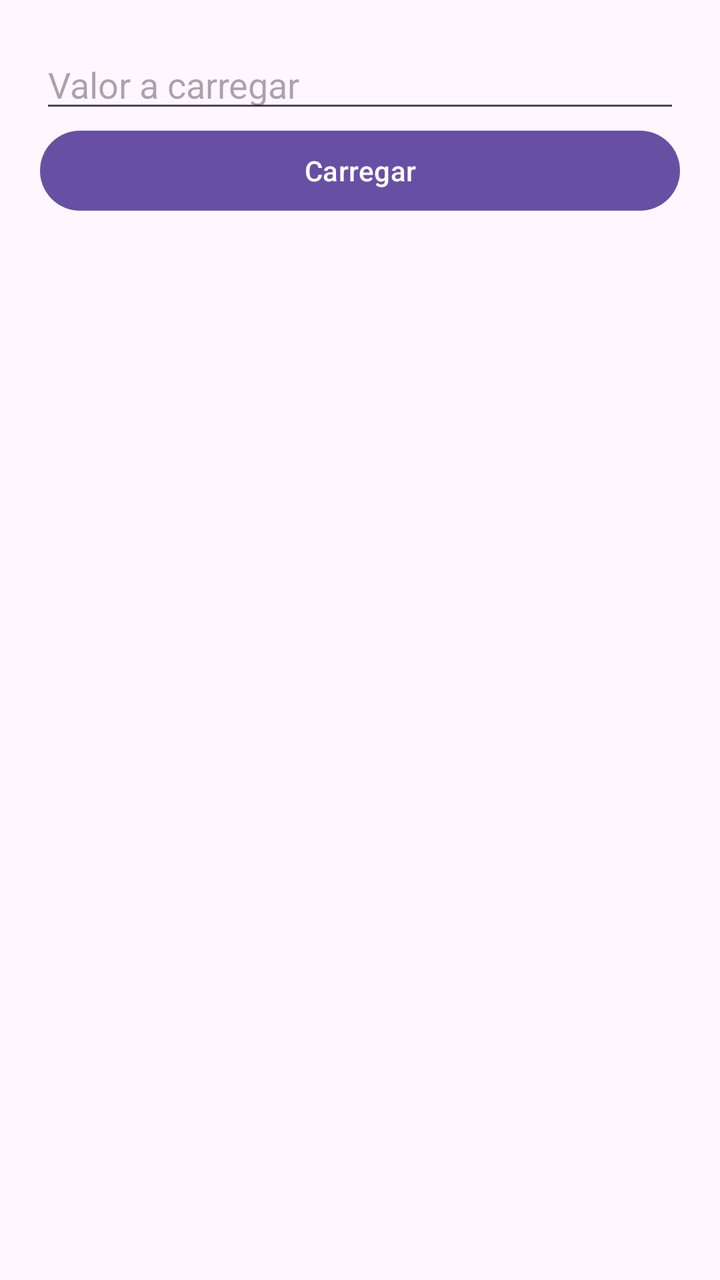
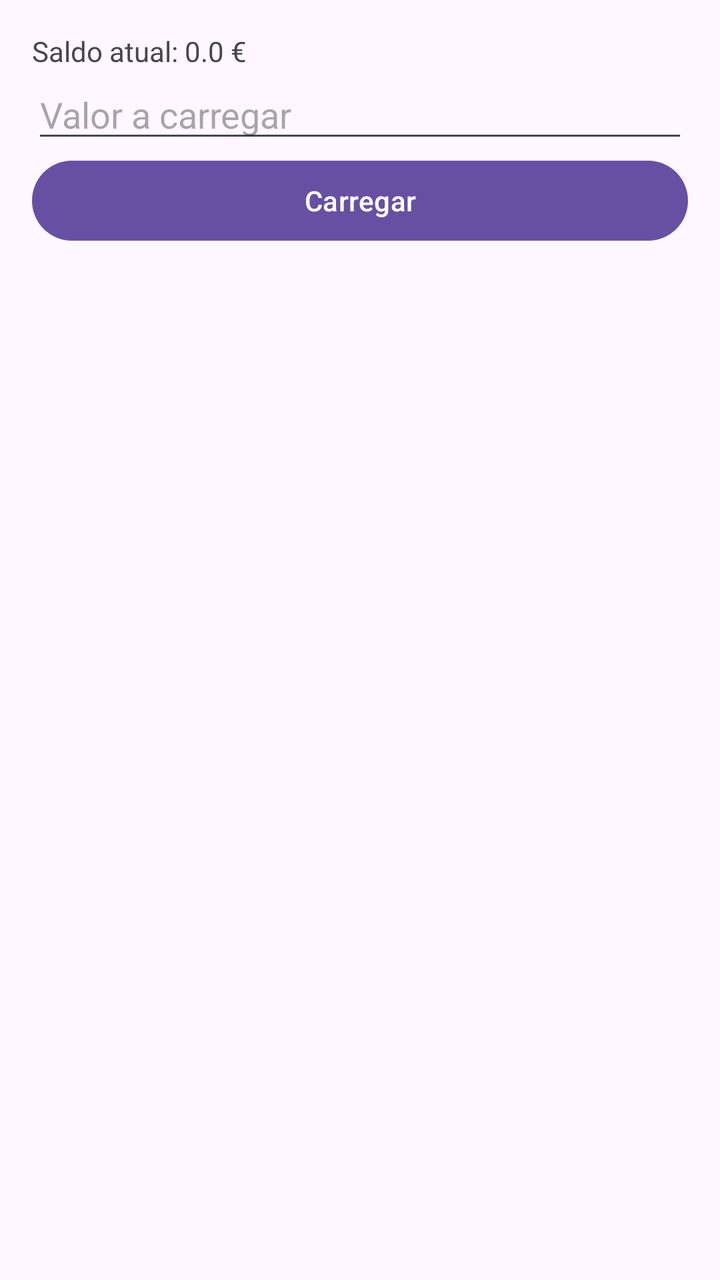

An Android layout rendered at two revisions. The XML below is the earlier revision; the diff shows what the commit changed to produce the second picture.
<!-- AndroidManifest.xml: application theme Theme.Maquina_Vendas_mariojunior_gerry -->
<!-- res/layout/activity_saldo.xml -->
<?xml version="1.0" encoding="utf-8"?>
<androidx.constraintlayout.widget.ConstraintLayout xmlns:android="http://schemas.android.com/apk/res/android"
    xmlns:app="http://schemas.android.com/apk/res-auto"
    xmlns:tools="http://schemas.android.com/tools"
    android:id="@+id/main"
    android:layout_width="match_parent"
    android:layout_height="match_parent"
    tools:context=".SaldoActivity">

    <LinearLayout
        xmlns:android="http://schemas.android.com/apk/res/android"
        android:orientation="vertical"
        android:padding="20dp"
        android:layout_width="match_parent"
        android:layout_height="match_parent">

        <EditText
            android:id="@+id/edtValor"
            android:hint="Valor a carregar"
            android:inputType="numberDecimal"
            android:layout_width="match_parent"
            android:layout_height="wrap_content"/>

        <Button
            android:id="@+id/btnCarregar"
            android:text="Carregar"
            android:layout_width="match_parent"
            android:layout_height="wrap_content"/>
    </LinearLayout>


</androidx.constraintlayout.widget.ConstraintLayout>
<!-- resources referenced by this layout -->
<resources>
  <style name="Theme.Maquina_Vendas_mariojunior_gerry" parent="Base.Theme.Maquina_Vendas_mariojunior_gerry" />
  <style name="Base.Theme.Maquina_Vendas_mariojunior_gerry" parent="Theme.Material3.DayNight.NoActionBar">
          
          
      </style>
</resources>

<!-- the commit's change to res/layout/activity_saldo.xml (unified diff, before → after) -->
@@ -1,32 +1,26 @@
-<?xml version="1.0" encoding="utf-8"?>
-<androidx.constraintlayout.widget.ConstraintLayout xmlns:android="http://schemas.android.com/apk/res/android"
-    xmlns:app="http://schemas.android.com/apk/res-auto"
-    xmlns:tools="http://schemas.android.com/tools"
-    android:id="@+id/main"
+<LinearLayout
+    xmlns:android="http://schemas.android.com/apk/res/android"
     android:layout_width="match_parent"
     android:layout_height="match_parent"
-    tools:context=".SaldoActivity">
+    android:orientation="vertical"
+    android:padding="16dp">
 
-    <LinearLayout
-        xmlns:android="http://schemas.android.com/apk/res/android"
-        android:orientation="vertical"
-        android:padding="20dp"
+    <TextView
+        android:id="@+id/saldoAtualTextView"
+        android:text="Saldo atual: 0.0 €"
         android:layout_width="match_parent"
-        android:layout_height="match_parent">
+        android:layout_height="wrap_content"/>
 
-        <EditText
-            android:id="@+id/edtValor"
-            android:hint="Valor a carregar"
-            android:inputType="numberDecimal"
-            android:layout_width="match_parent"
-            android:layout_height="wrap_content"/>
+    <EditText
+        android:id="@+id/valorEditText"
+        android:hint="Valor a carregar"
+        android:inputType="numberDecimal"
+        android:layout_width="match_parent"
+        android:layout_height="wrap_content"/>
 
-        <Button
-            android:id="@+id/btnCarregar"
-            android:text="Carregar"
-            android:layout_width="match_parent"
-            android:layout_height="wrap_content"/>
-    </LinearLayout>
-
-
-</androidx.constraintlayout.widget.ConstraintLayout>
+    <Button
+        android:id="@+id/carregarButton"
+        android:text="Carregar"
+        android:layout_width="match_parent"
+        android:layout_height="wrap_content"/>
+</LinearLayout>
